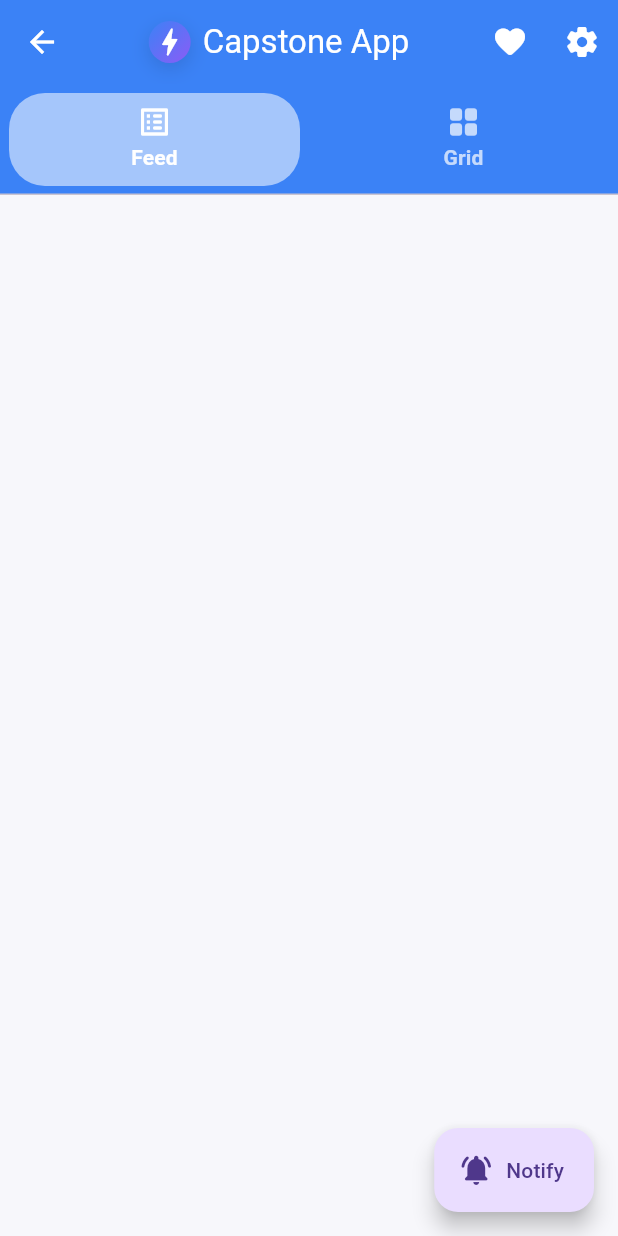
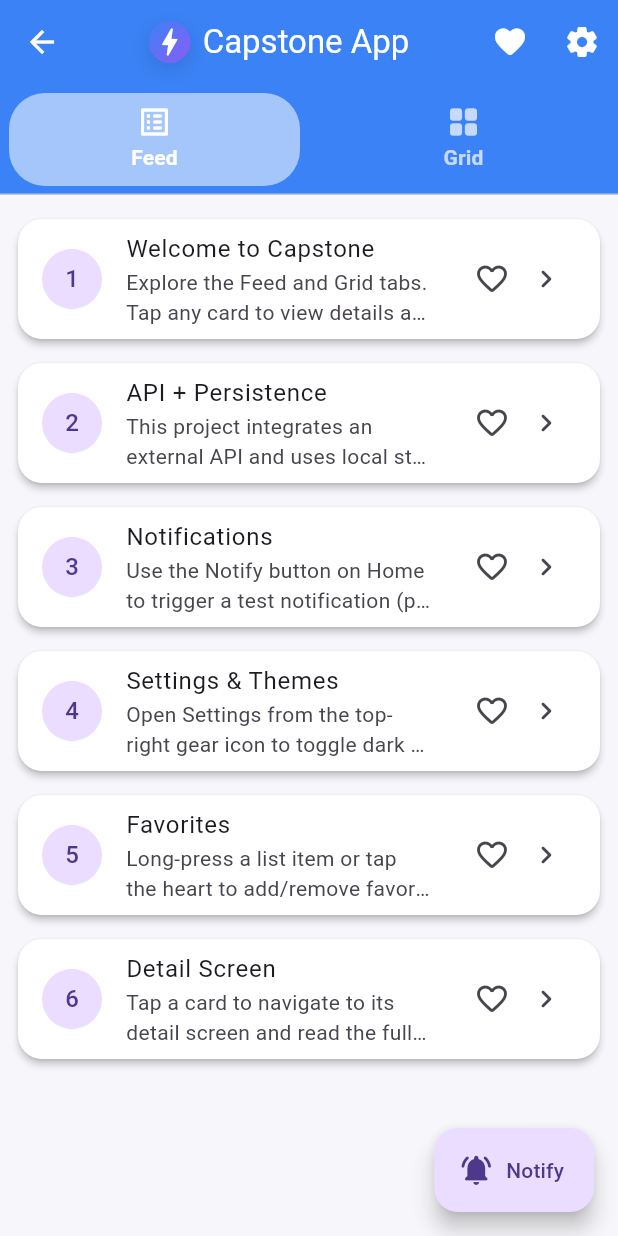
Before and after one commit to Sohaib0Ali/capstone, a Flutter app: the HomeScreen screen opened by its route, on a phone screen of 412 x 824 dp. Run offline on Flutter 3.47's test engine with Material 3 defaults, Android fonts, the phone set to English and light mode, and no system bars; our stand-ins replace flutter_local_notifications, shared_preferences; accounts and stored records are empty; network calls fail.

Commit message:
modifications for common things.

```diff
--- a/lib/providers/app_state.dart
+++ b/lib/providers/app_state.dart
@@ -54,6 +54,13 @@ class AppState extends ChangeNotifier {
     await _notificationsService.initialize(
       notificationsEnabled: _notificationsEnabled,
     );
+
+    // Demo persistence evidence: write and read a sample value
+    final String demoKey = 'demo.persistence.key';
+    final String demoValue = 'stored-at-${DateTime.now().toIso8601String()}';
+    await _storageService.saveString(demoKey, demoValue);
+    await _storageService.getString(demoKey);
+
     await _loadItems();
     _initialized = true;
     notifyListeners();
@@ -61,10 +68,58 @@ class AppState extends ChangeNotifier {
 
   Future<void> _loadItems() async {
     try {
-      _items = await _apiService.fetchItems();
+      final fetched = await _apiService.fetchItems();
+      _items = fetched.isEmpty ? _dummyItems() : fetched;
     } catch (_) {
-      _items = <Item>[];
+      // Fallback to dummy project-related items if API fails
+      _items = _dummyItems();
     }
+  }
+
+  Future<void> refreshItems() async {
+    await _loadItems();
+    notifyListeners();
+  }
+
+  List<Item> _dummyItems() {
+    return <Item>[
+      Item(
+        id: 1,
+        title: 'Welcome to Capstone',
+        description:
+            'Explore the Feed and Grid tabs. Tap any card to view details and add to favorites.',
+      ),
+      Item(
+        id: 2,
+        title: 'API + Persistence',
+        description:
+            'This project integrates an external API and uses local storage for favorites and settings.',
+      ),
+      Item(
+        id: 3,
+        title: 'Notifications',
+        description:
+            'Use the Notify button on Home to trigger a test notification (permissions required).',
+      ),
+      Item(
+        id: 4,
+        title: 'Settings & Themes',
+        description:
+            'Open Settings from the top-right gear icon to toggle dark mode and notifications.',
+      ),
+      Item(
+        id: 5,
+        title: 'Favorites',
+        description:
+            'Long-press a list item or tap the heart to add/remove favorites. Favorites persist across restarts.',
+      ),
+      Item(
+        id: 6,
+        title: 'Detail Screen',
+        description:
+            'Tap a card to navigate to its detail screen and read the full description.',
+      ),
+    ];
   }
 
   Future<String?> login({
--- a/lib/screens/home_screen.dart
+++ b/lib/screens/home_screen.dart
@@ -94,9 +94,35 @@ class _FeedTab extends StatelessWidget {
   Widget build(BuildContext context) {
     final appState = context.watch<AppState>();
     final items = appState.items;
+    if (items.isEmpty) {
+      return Center(
+        child: Padding(
+          padding: const EdgeInsets.all(24),
+          child: Column(
+            mainAxisSize: MainAxisSize.min,
+            children: [
+              const Icon(Icons.inbox_rounded, size: 56, color: Colors.grey),
+              const SizedBox(height: 12),
+              const Text('No items yet', style: TextStyle(fontSize: 16)),
+              const SizedBox(height: 8),
+              const Text(
+                'Pull to refresh or tap Retry to load demo content.',
+                textAlign: TextAlign.center,
+                style: TextStyle(color: Colors.grey),
+              ),
+              const SizedBox(height: 16),
+              ElevatedButton.icon(
+                icon: const Icon(Icons.refresh_rounded),
+                label: const Text('Retry'),
+                onPressed: () => context.read<AppState>().refreshItems(),
+              ),
+            ],
+          ),
+        ),
+      );
+    }
     return RefreshIndicator(
-      onRefresh: () async =>
-          Future<void>.delayed(const Duration(milliseconds: 500)),
+      onRefresh: () => context.read<AppState>().refreshItems(),
       child: ListView.builder(
         padding: const EdgeInsets.symmetric(vertical: 8),
         itemCount: items.length,
@@ -202,6 +228,33 @@ class _FeedTab extends StatelessWidget {
   Widget build(BuildContext context) {
     final appState = context.watch<AppState>();
     final items = appState.items;
+    if (items.isEmpty) {
+      return Center(
+        child: Padding(
+          padding: const EdgeInsets.all(24),
+          child: Column(
+            mainAxisSize: MainAxisSize.min,
+            children: [
+              const Icon(Icons.inbox_rounded, size: 56, color: Colors.grey),
+              const SizedBox(height: 12),
+              const Text('No items yet', style: TextStyle(fontSize: 16)),
+              const SizedBox(height: 8),
+              const Text(
+                'Tap Retry to load demo content.',
+                textAlign: TextAlign.center,
+                style: TextStyle(color: Colors.grey),
+              ),
+              const SizedBox(height: 16),
+              ElevatedButton.icon(
+                icon: const Icon(Icons.refresh_rounded),
+                label: const Text('Retry'),
+                onPressed: () => context.read<AppState>().refreshItems(),
+              ),
+            ],
+          ),
+        ),
+      );
+    }
     final isWide = MediaQuery.of(context).size.width > 700;
     final crossAxisCount = isWide ? 4 : 2;
     // Fixed tile height to avoid overflow while keeping a balanced look
@@ -257,6 +310,11 @@ class _FeedTab extends StatelessWidget {
                           ),
                         ),
                       ),
+                      const SizedBox(width: 4),
+                      const Icon(
+                        Icons.chevron_right_rounded,
+                        color: Colors.white70,
+                      ),
                     ],
                   ),
                   const SizedBox(height: 6),
```
Also changed, not shown: lib/services/storage_service.dart (+15 -4 lines).
